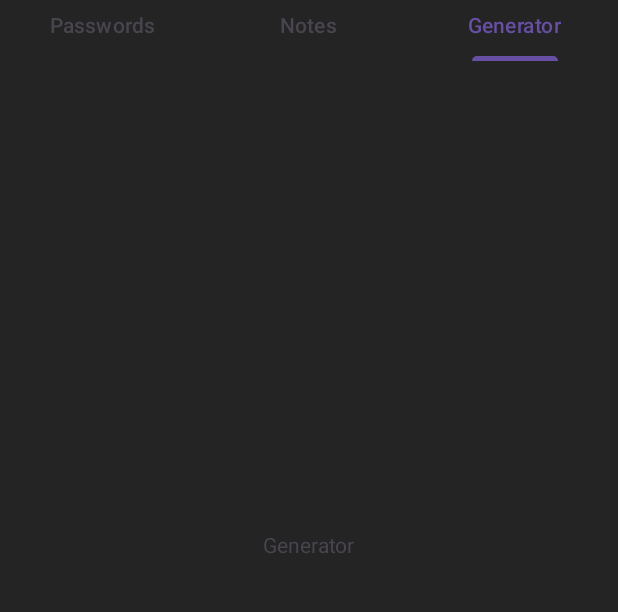
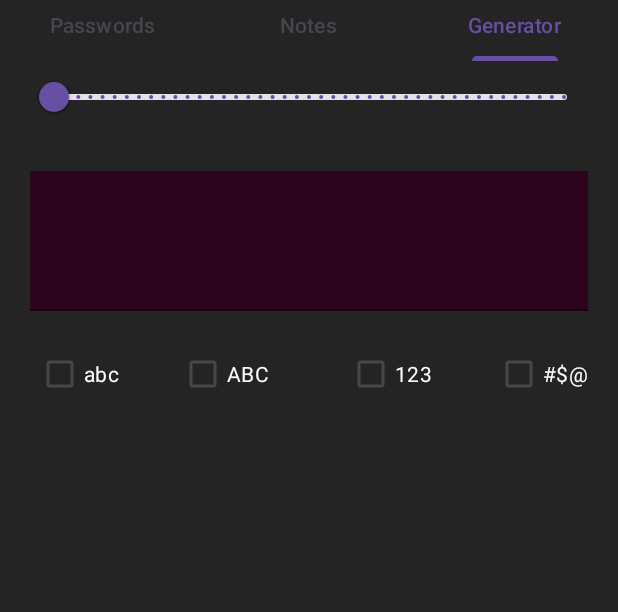
Before and after one commit to hypertensiune/Passknight, an Android app: the VaultView screen opened through its navigation route, tab 3 chosen, on a phone screen of 412 x 824 dp, the part 209-821 px from its top. Run offline under Robolectric (Android 15) with nearby library versions, the phone set to English and light mode, and no system bars; our stand-ins replace Firebase (no records; nobody signed in at launch, a user with empty details on screens opened directly), data binding; 2 statements that could not run were skipped.

Commit message:
Generator tab

```diff
--- a/android/app/src/main/java/com/example/passknight/BindingAdapters.kt
+++ b/android/app/src/main/java/com/example/passknight/BindingAdapters.kt
@@ -8,6 +8,9 @@ import android.util.Log
 import android.widget.ImageView
 import androidx.core.net.toUri
 import androidx.databinding.BindingAdapter
+import androidx.databinding.InverseBindingAdapter
+import androidx.databinding.InverseBindingListener
+import com.google.android.material.slider.Slider
 import com.google.android.material.textfield.TextInputLayout
 import java.lang.Exception
 import java.net.URL
@@ -56,3 +59,15 @@ fun setWebsiteIcon(view: ImageView, website: String?) {
         }
     }
 }
+
+// https://stackoverflow.com/questions/62026687/how-to-create-binding-adapter-for-material-slider-view/62118131#62118131
+// https://stackoverflow.com/a/62118131
+@InverseBindingAdapter(attribute = "android:value")
+fun getSliderValue(slider: Slider) = slider.value
+
+@BindingAdapter("android:valueAttrChanged")
+fun setSliderListeners(slider: Slider, attrChange: InverseBindingListener) {
+    slider.addOnChangeListener { _, _, _ ->
+        attrChange.onChange()
+    }
+}
--- a/android/app/src/main/java/com/example/passknight/models/Generator.kt
+++ b/android/app/src/main/java/com/example/passknight/models/Generator.kt
@@ -1,4 +1,23 @@
 package com.example.passknight.models
 
+import androidx.lifecycle.MutableLiveData
+
 class Generator {
+
+    data class Settings(
+        var lowercase: Boolean,
+        var uppercase: Boolean,
+        var numbers: Boolean,
+        var symbols: Boolean,
+        var length: Int
+    )
+
+    var settings: Settings = Settings(
+        lowercase = true,
+        uppercase = true,
+        numbers = true,
+        symbols = true,
+        15
+    )
+
 }
--- a/android/app/src/main/java/com/example/passknight/viewmodels/VaultViewModel.kt
+++ b/android/app/src/main/java/com/example/passknight/viewmodels/VaultViewModel.kt
@@ -16,6 +16,7 @@ import androidx.lifecycle.viewModelScope
 import androidx.navigation.NavController
 import com.example.passknight.R
 import com.example.passknight.fragments.VaultViewDirections
+import com.example.passknight.models.Generator
 import com.example.passknight.models.Item
 import com.example.passknight.models.NoteItem
 import com.example.passknight.models.PasswordItem
@@ -50,6 +51,8 @@ class VaultViewModel(
 
     val toastMessage: MutableLiveData<String> = MutableLiveData("")
     val clipboardMessage: MutableLiveData<String> = MutableLiveData("")
+
+    val generator = Generator()
 
     init {
         viewModelScope.launch(Dispatchers.IO) {
--- a/android/app/src/main/res/layout/fragment_tab_generator.xml
+++ b/android/app/src/main/res/layout/fragment_tab_generator.xml
@@ -15,14 +15,99 @@
         android:layout_height="match_parent"
         android:background="@color/BackgroundPrimary">
 
-        <TextView
+        <com.google.android.material.slider.Slider
+            style="@style/Widget.Material3.Slider.Legacy"
+            android:id="@+id/inputSlider"
+            android:layout_marginHorizontal="20dp"
+            android:layout_width="match_parent"
+            android:layout_height="wrap_content"
+            android:valueFrom="5"
+            android:valueTo="128"
+            android:value="@={viewModel.generator.settings.length}"
+            android:stepSize="1"
+            app:layout_constraintTop_toTopOf="parent"
+            tools:layout_editor_absoluteX="0dp" />
+
+        <com.google.android.material.textfield.TextInputLayout
+            android:id="@+id/textInputLayout3"
+            style="?attr/textInputFilledStyle"
+            android:layout_width="match_parent"
+            android:layout_height="wrap_content"
+            android:layout_marginHorizontal="20dp"
+            app:boxStrokeColor="@color/Primary"
+            app:cursorColor="@color/Primary"
+            app:hintTextColor="@color/Primary"
+            app:layout_constraintBottom_toBottomOf="parent"
+            app:layout_constraintTop_toBottomOf="@+id/inputSlider"
+            app:layout_constraintVertical_bias="0.05"
+            tools:layout_editor_absoluteX="20dp">
+
+            <com.google.android.material.textfield.TextInputEditText
+                android:layout_width="match_parent"
+                android:layout_height="wrap_content"
+                android:background="@color/PasswordBackground"
+                android:inputType="textMultiLine"
+                android:maxLines="5"
+                android:minLines="3"
+                android:textColor="@color/white"
+                app:endIconTint="@color/white" />
+
+        </com.google.android.material.textfield.TextInputLayout>
+
+
+        <CheckBox
+            android:id="@+id/checkBox"
             android:layout_width="wrap_content"
             android:layout_height="wrap_content"
-            android:text="Generator"
+            android:layout_marginStart="24dp"
+            android:text="abc"
+            android:checked="@={viewModel.generator.settings.lowercase}"
+            android:textColor="@color/white"
+            app:layout_constraintBottom_toBottomOf="parent"
+            app:layout_constraintStart_toStartOf="parent"
+            app:layout_constraintTop_toBottomOf="@+id/textInputLayout3"
+            app:layout_constraintVertical_bias="0.042" />
+
+        <CheckBox
+            android:id="@+id/checkBox2"
+            android:layout_width="wrap_content"
+            android:layout_height="wrap_content"
+            android:layout_marginStart="40dp"
+            android:text="ABC"
+            android:checked="@={viewModel.generator.settings.uppercase}"
+            android:textColor="@color/white"
+            app:layout_constraintBottom_toBottomOf="parent"
+            app:layout_constraintStart_toEndOf="@+id/checkBox"
+            app:layout_constraintTop_toBottomOf="@+id/textInputLayout3"
+            app:layout_constraintVertical_bias="0.042" />
+
+        <CheckBox
+            android:id="@+id/checkBox3"
+            android:layout_width="wrap_content"
+            android:layout_height="wrap_content"
+            android:layout_marginStart="40dp"
+            android:text="123"
+            android:checked="@={viewModel.generator.settings.numbers}"
+            android:textColor="@color/white"
+            app:layout_constraintBottom_toBottomOf="parent"
+            app:layout_constraintEnd_toStartOf="@+id/checkBox4"
+            app:layout_constraintHorizontal_bias="0.227"
+            app:layout_constraintStart_toEndOf="@+id/checkBox2"
+            app:layout_constraintTop_toBottomOf="@+id/textInputLayout3"
+            app:layout_constraintVertical_bias="0.042" />
+
+        <CheckBox
+            android:id="@+id/checkBox4"
+            android:layout_width="wrap_content"
+            android:layout_height="wrap_content"
+            android:layout_marginEnd="20dp"
+            android:text="#$@"
+            android:checked="@={viewModel.generator.settings.symbols}"
+            android:textColor="@color/white"
             app:layout_constraintBottom_toBottomOf="parent"
             app:layout_constraintEnd_toEndOf="parent"
-            app:layout_constraintStart_toStartOf="parent"
-            app:layout_constraintTop_toTopOf="parent" />
+            app:layout_constraintTop_toBottomOf="@+id/textInputLayout3"
+            app:layout_constraintVertical_bias="0.042" />
 
     </androidx.constraintlayout.widget.ConstraintLayout>
 
--- a/android/app/src/main/res/values-night/themes.xml
+++ b/android/app/src/main/res/values-night/themes.xml
@@ -6,6 +6,7 @@
         <item name="android:statusBarColor">@color/BackgroundPrimary</item>
 
         <item name="popupMenuStyle">@style/PopupMenu</item>
+        <item name="sliderStyle">@style/Widget.Material3.Slider.Legacy</item>
     </style>
 
     <style name="PopupMenu" parent="Widget.Material3.PopupMenu">
--- a/android/app/src/main/res/values/themes.xml
+++ b/android/app/src/main/res/values/themes.xml
@@ -6,6 +6,7 @@
         <item name="android:statusBarColor">@color/BackgroundPrimary</item>
 
         <item name="popupMenuStyle">@style/PopupMenu</item>
+        <item name="sliderStyle">@style/Widget.Material3.Slider.Legacy</item>
     </style>
 
     <style name="Theme.Passknight" parent="Base.Theme.Passknight" />
```
